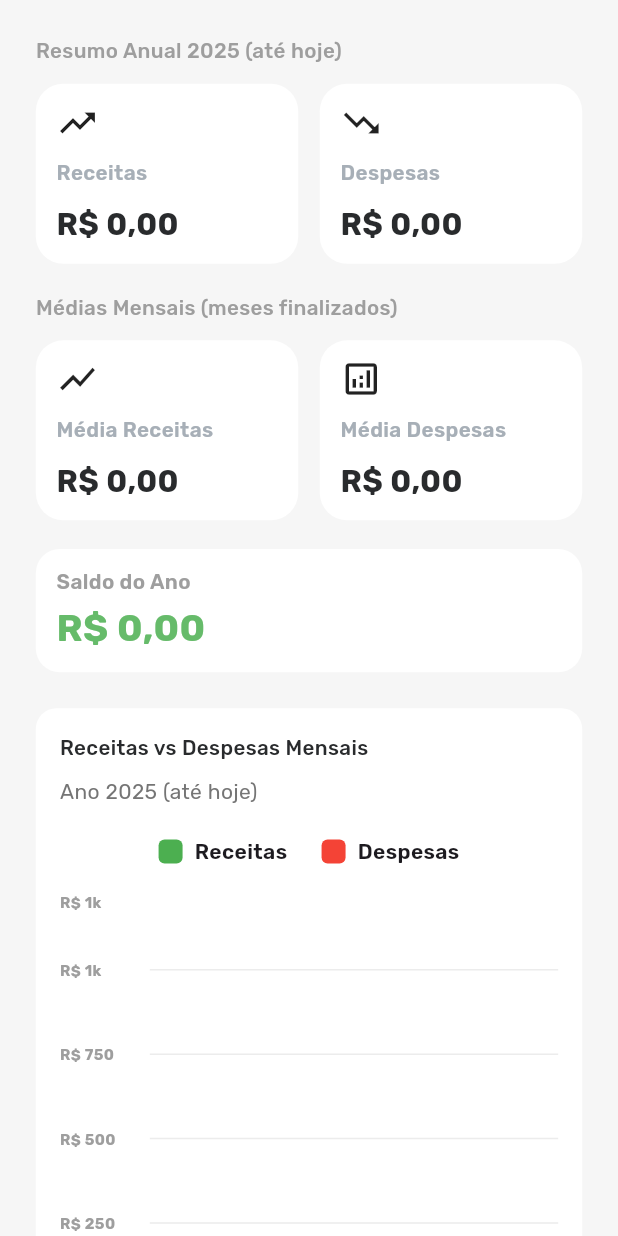
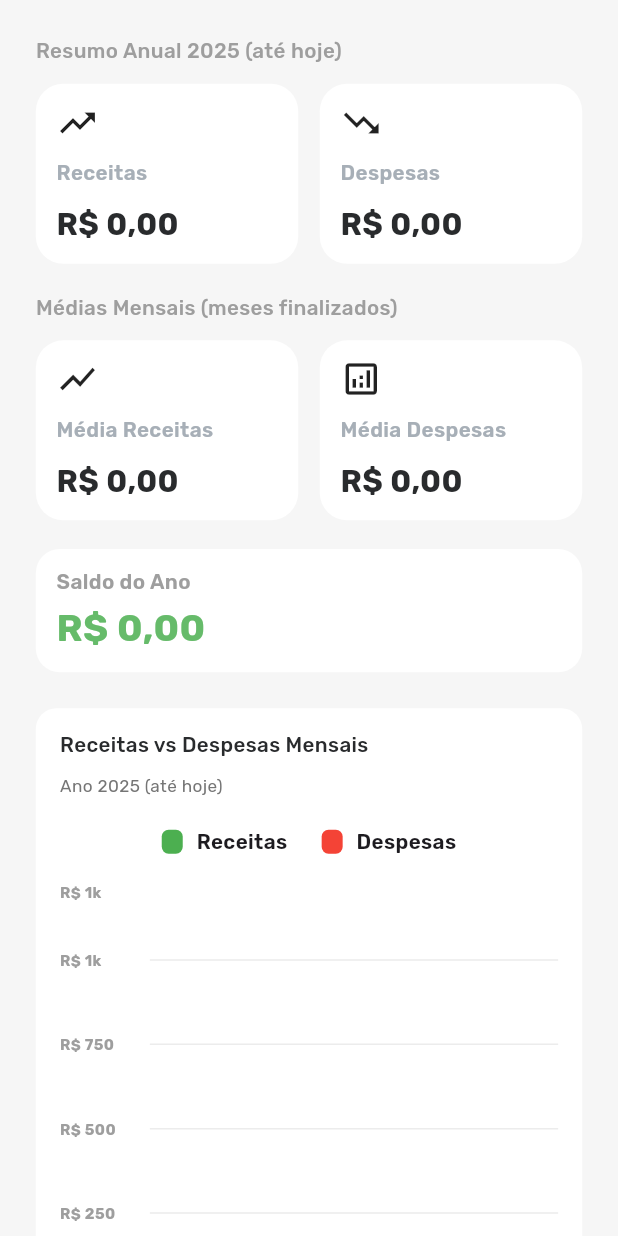
Before and after one commit to marianaoliveira1/Organizamais, a Flutter app: the MonthlyAnalysisPage screen opened directly, on a phone screen of 412 x 824 dp. Run offline on Flutter 3.47's test engine with Material 3 defaults, Android fonts, the phone set to English and light mode, and no system bars; drawn by our look-alikes of fl_chart; our stand-ins replace cloud_firestore, firebase_auth, firebase_core, flutter_screenutil, get, google_fonts and 4 more; missing offline and left inert: ficonsax; accounts and stored records are empty; network calls fail.

Commit message:
agr sim ein

```diff
--- a/lib/pages/monthy_analsis/monthy_analsis.dart
+++ b/lib/pages/monthy_analsis/monthy_analsis.dart
@@ -122,7 +122,10 @@ class MonthlyAnalysisPage extends StatelessWidget {
                           return Column(
                             children: [
                               Container(
-                                padding: EdgeInsets.all(16.w),
+                                padding: EdgeInsets.symmetric(
+                                  vertical: 12.h,
+                                  horizontal: 14.w,
+                                ),
                                 decoration: BoxDecoration(
                                   color: theme.cardColor,
                                   borderRadius: BorderRadius.circular(12.r),
--- a/lib/pages/monthy_analsis/widgtes/chart_legend_item.dart
+++ b/lib/pages/monthy_analsis/widgtes/chart_legend_item.dart
@@ -1,4 +1,5 @@
 import 'package:flutter/material.dart';
+import 'package:flutter_screenutil/flutter_screenutil.dart';
 
 class ChartLegendItem extends StatelessWidget {
   final String label;
@@ -15,18 +16,20 @@ class ChartLegendItem extends StatelessWidget {
     return Row(
       children: [
         Container(
-          width: 16,
+          width: 14,
           height: 16,
           decoration: BoxDecoration(
             color: color,
-            borderRadius: BorderRadius.circular(4),
+            borderRadius: BorderRadius.circular(4.r),
           ),
         ),
-        const SizedBox(width: 8),
+        SizedBox(
+          width: 8.w,
+        ),
         Text(
           label,
-          style: const TextStyle(
-            fontSize: 14,
+          style: TextStyle(
+            fontSize: 12.sp,
             fontWeight: FontWeight.w600,
           ),
         ),
--- a/lib/pages/monthy_analsis/widgtes/monthly_financial_chart.dart
+++ b/lib/pages/monthy_analsis/widgtes/monthly_financial_chart.dart
@@ -20,8 +20,13 @@ class MonthlyFinancialChart extends StatelessWidget {
       final monthlyData = _calculateMonthlyData(controller.transaction);
 
       return Container(
-        padding: const EdgeInsets.all(16),
-        margin: const EdgeInsets.only(bottom: 32),
+        padding: EdgeInsets.symmetric(
+          vertical: 12.h,
+          horizontal: 14.w,
+        ),
+        margin: EdgeInsets.only(
+          bottom: 32.h,
+        ),
         decoration: BoxDecoration(
           color: theme.cardColor,
           borderRadius: BorderRadius.circular(12.r),
@@ -38,11 +43,11 @@ class MonthlyFinancialChart extends StatelessWidget {
             Text(
               'Ano ${DateTime.now().year} (até hoje)',
               style: TextStyle(
-                fontSize: 14,
+                fontSize: 10.sp,
                 color: Colors.grey[600],
               ),
             ),
-            const SizedBox(height: 20),
+            SizedBox(height: 16.h),
 
             // Legenda
             Row(
@@ -208,8 +213,6 @@ class MonthlyFinancialChart extends StatelessWidget {
                 );
               },
             ),
-
-            const SizedBox(height: 20),
           ],
         ),
       );
--- a/lib/pages/monthy_analsis/widgtes/widget_category_analise.dart
+++ b/lib/pages/monthy_analsis/widgtes/widget_category_analise.dart
@@ -57,13 +57,13 @@ class WidgetCategoryAnalise extends StatelessWidget {
               },
               child: Padding(
                 padding: EdgeInsets.only(
-                  bottom: 10.h,
-                  left: 5.w,
-                  right: 5.w,
+                  left: 4.w,
+                  right: 4.w,
                 ),
                 child: Container(
-                  padding:
-                      EdgeInsets.symmetric(vertical: 10.h, horizontal: 5.w),
+                  padding: EdgeInsets.symmetric(
+                    vertical: 8.h,
+                  ),
                   decoration: BoxDecoration(
                     color: Colors.transparent,
                     borderRadius: BorderRadius.circular(8.r),
```
